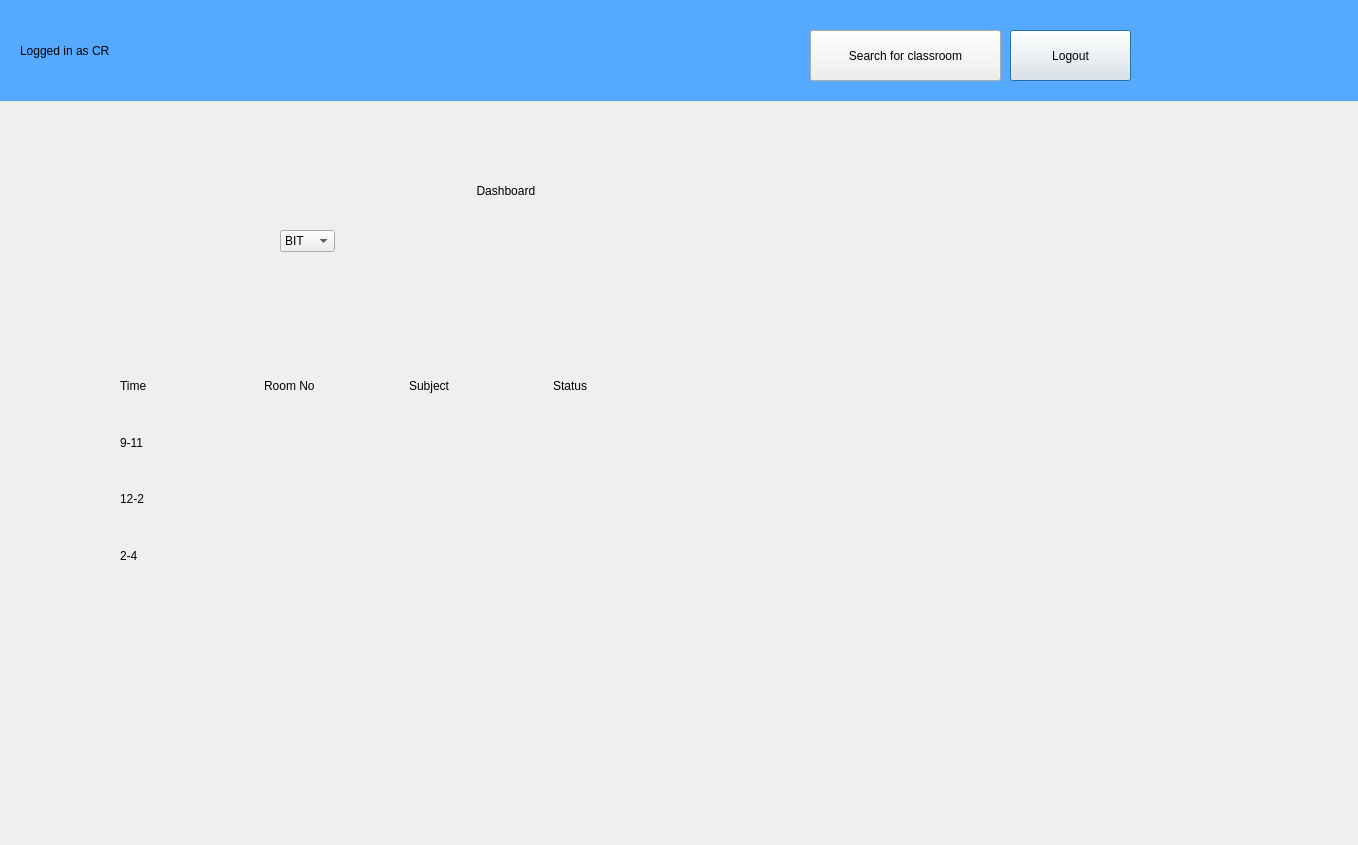
prazzx/Kakshya, file crdash.ui: the form before one commit.
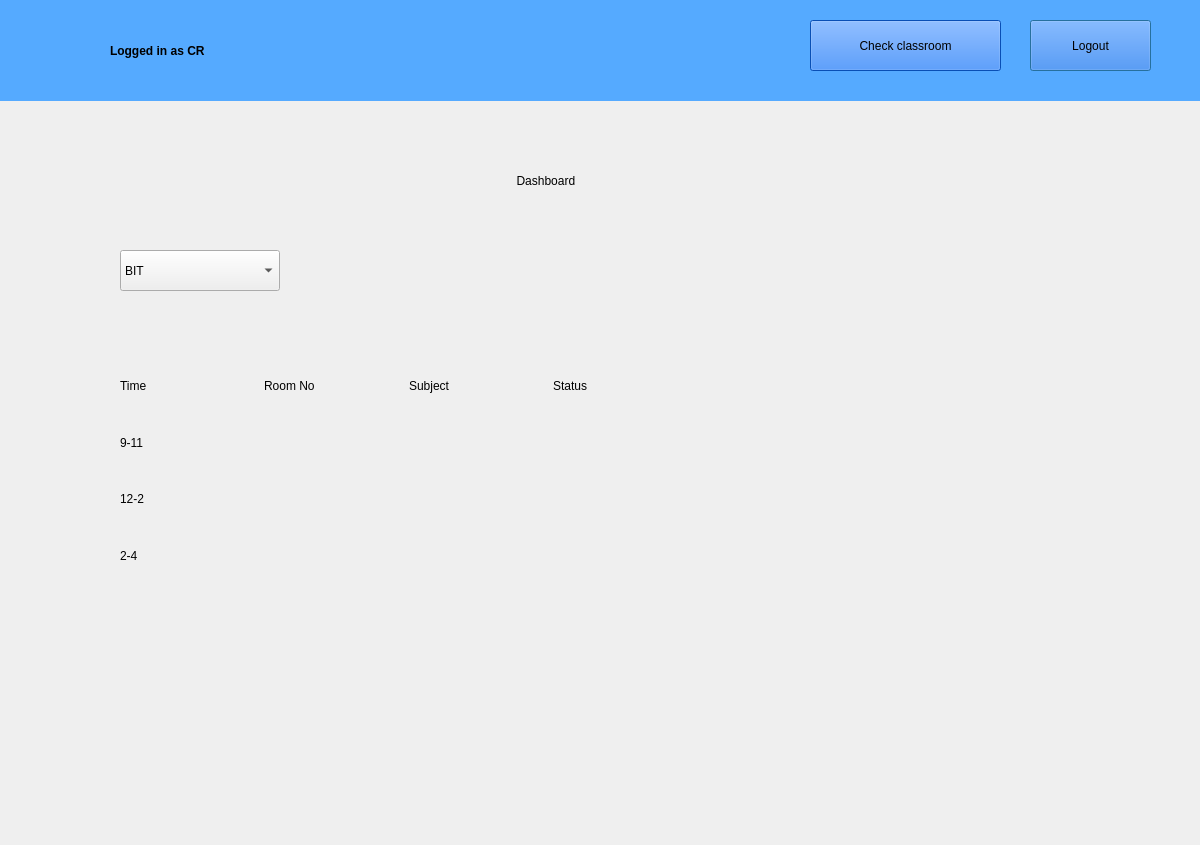
The form after the commit.

```diff
--- a/crdash.ui
+++ b/crdash.ui
@@ -6,61 +6,25 @@
    <rect>
     <x>0</x>
     <y>0</y>
-    <width>1358</width>
+    <width>1200</width>
     <height>845</height>
    </rect>
   </property>
   <property name="windowTitle">
    <string>Dialog</string>
   </property>
-  <widget class="QPushButton" name="pushButton_2">
-   <property name="geometry">
-    <rect>
-     <x>1010</x>
-     <y>30</y>
-     <width>121</width>
-     <height>51</height>
-    </rect>
-   </property>
-   <property name="text">
-    <string>Logout</string>
-   </property>
-  </widget>
-  <widget class="QPushButton" name="pushButtonUpload">
-   <property name="geometry">
-    <rect>
-     <x>810</x>
-     <y>30</y>
-     <width>191</width>
-     <height>51</height>
-    </rect>
-   </property>
-   <property name="text">
-    <string>Search for classroom</string>
-   </property>
-  </widget>
-  <widget class="QLabel" name="logo">
-   <property name="geometry">
-    <rect>
-     <x>80</x>
-     <y>30</y>
-     <width>141</width>
-     <height>91</height>
-    </rect>
-   </property>
-   <property name="text">
-    <string/>
-   </property>
-  </widget>
   <widget class="QLabel" name="label">
    <property name="geometry">
     <rect>
-     <x>380</x>
-     <y>160</y>
+     <x>420</x>
+     <y>150</y>
      <width>321</width>
      <height>61</height>
     </rect>
    </property>
+   <property name="styleSheet">
+    <string notr="true">color: rgb(0, 0, 0);</string>
+   </property>
    <property name="text">
     <string>                             Dashboard</string>
    </property>
@@ -69,11 +33,14 @@
    <property name="geometry">
     <rect>
      <x>910</x>
-     <y>130</y>
+     <y>140</y>
      <width>191</width>
      <height>81</height>
     </rect>
    </property>
+   <property name="styleSheet">
+    <string notr="true">color: rgb(0, 0, 0);</string>
+   </property>
    <property name="text">
     <string/>
    </property>
@@ -81,14 +48,17 @@
   <widget class="QComboBox" name="comboBoxSelect">
    <property name="geometry">
     <rect>
-     <x>280</x>
-     <y>230</y>
-     <width>55</width>
-     <height>22</height>
+     <x>120</x>
+     <y>250</y>
+     <width>160</width>
+     <height>41</height>
     </rect>
    </property>
    <property name="styleSheet">
-    <string notr="true"/>
+    <string notr="true">color: black; 
+font: 700 10pt &quot;Arial&quot;;
+
+</string>
    </property>
    <item>
     <property name="text">
@@ -281,19 +251,68 @@
    <property name="styleSheet">
     <string notr="true">background-color: rgb(85, 170, 255);</string>
    </property>
-   <widget class="QLabel" name="label_2">
+   <widget class="QLabel" name="logo">
     <property name="geometry">
      <rect>
       <x>20</x>
+      <y>0</y>
+      <width>141</width>
+      <height>91</height>
+     </rect>
+    </property>
+    <property name="text">
+     <string/>
+    </property>
+   </widget>
+   <widget class="QLabel" name="label_2">
+    <property name="geometry">
+     <rect>
+      <x>110</x>
       <y>10</y>
       <width>221</width>
       <height>81</height>
      </rect>
     </property>
+    <property name="styleSheet">
+     <string notr="true">color: rgb(0, 0, 0);
+font:bold;</string>
+    </property>
     <property name="text">
      <string>Logged in as CR</string>
     </property>
    </widget>
+   <widget class="QPushButton" name="pushButton_2">
+    <property name="geometry">
+     <rect>
+      <x>1030</x>
+      <y>20</y>
+      <width>121</width>
+      <height>51</height>
+     </rect>
+    </property>
+    <property name="styleSheet">
+     <string notr="true">background-color: rgb(13, 110, 253);</string>
+    </property>
+    <property name="text">
+     <string>Logout</string>
+    </property>
+   </widget>
+   <widget class="QPushButton" name="pushButtonUpload">
+    <property name="geometry">
+     <rect>
+      <x>810</x>
+      <y>20</y>
+      <width>191</width>
+      <height>51</height>
+     </rect>
+    </property>
+    <property name="styleSheet">
+     <string notr="true">background-color: rgb(13, 110, 253);</string>
+    </property>
+    <property name="text">
+     <string>Check classroom</string>
+    </property>
+   </widget>
   </widget>
   <zorder>widget</zorder>
   <zorder>pushButton_2</zorder>
```
Left out of the diff: 5 changed lines with no effect on the pictures.
